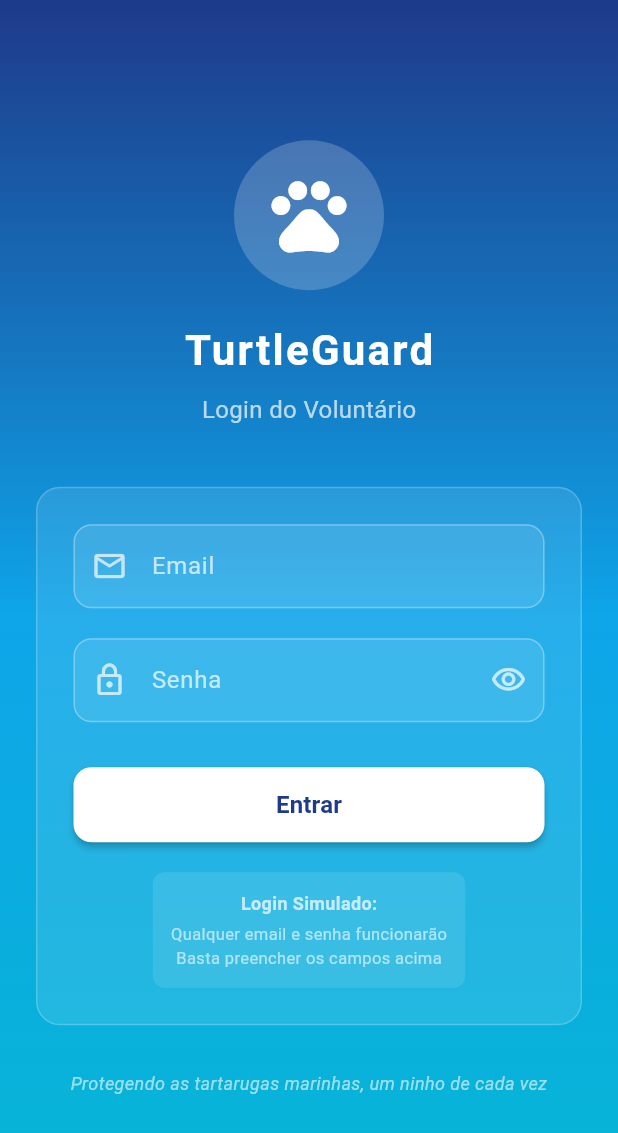
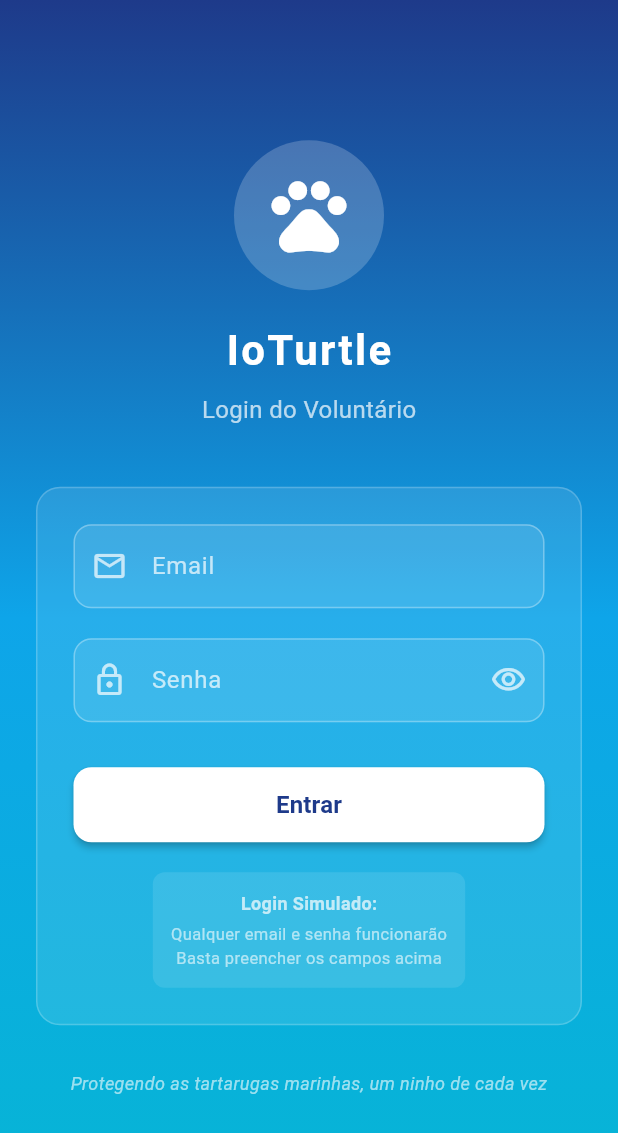
Before and after one commit to andrelarruda/ioturtle-volunteer-prototype, a Flutter app: the screen it shows after launch, on a phone screen of 412 x 824 dp. Shown: the top 1133 px of the screen. Run offline on Flutter 3.47's test engine with Material 3 defaults, Android fonts, the phone set to English and light mode, and no system bars; our stand-ins replace shared_preferences.

Commit message:
Updating project

```diff
--- a/lib/main.dart
+++ b/lib/main.dart
@@ -18,7 +18,7 @@ class MainApp extends StatelessWidget {
   @override
   Widget build(BuildContext context) {
     return MaterialApp(
-      title: 'TurtleGuard',
+      title: 'IoTurtle',
       debugShowCheckedModeBanner: false,
       theme: ThemeData(
         primarySwatch: Colors.blue,
--- a/lib/screens/home_screen.dart
+++ b/lib/screens/home_screen.dart
@@ -59,7 +59,7 @@ class _HomeScreenState extends State<HomeScreen> {
     return Scaffold(
       appBar: AppBar(
         title: const Text(
-          'TurtleGuard',
+          'IoTurtle',
           style: TextStyle(
             fontWeight: FontWeight.bold,
             color: Colors.white,
--- a/lib/screens/login_screen.dart
+++ b/lib/screens/login_screen.dart
@@ -104,7 +104,7 @@ class _LoginScreenState extends State<LoginScreen> {
                   const SizedBox(height: 20),
 
                   const Text(
-                    'TurtleGuard',
+                    'IoTurtle',
                     style: TextStyle(
                       fontSize: 28,
                       fontWeight: FontWeight.bold,
--- a/lib/screens/splash_screen.dart
+++ b/lib/screens/splash_screen.dart
@@ -113,7 +113,7 @@ class _SplashScreenState extends State<SplashScreen>
 
                   // App Title
                   const Text(
-                    'TurtleGuard',
+                    'IoTurtle',
                     style: TextStyle(
                       fontSize: 36,
                       fontWeight: FontWeight.bold,
```
